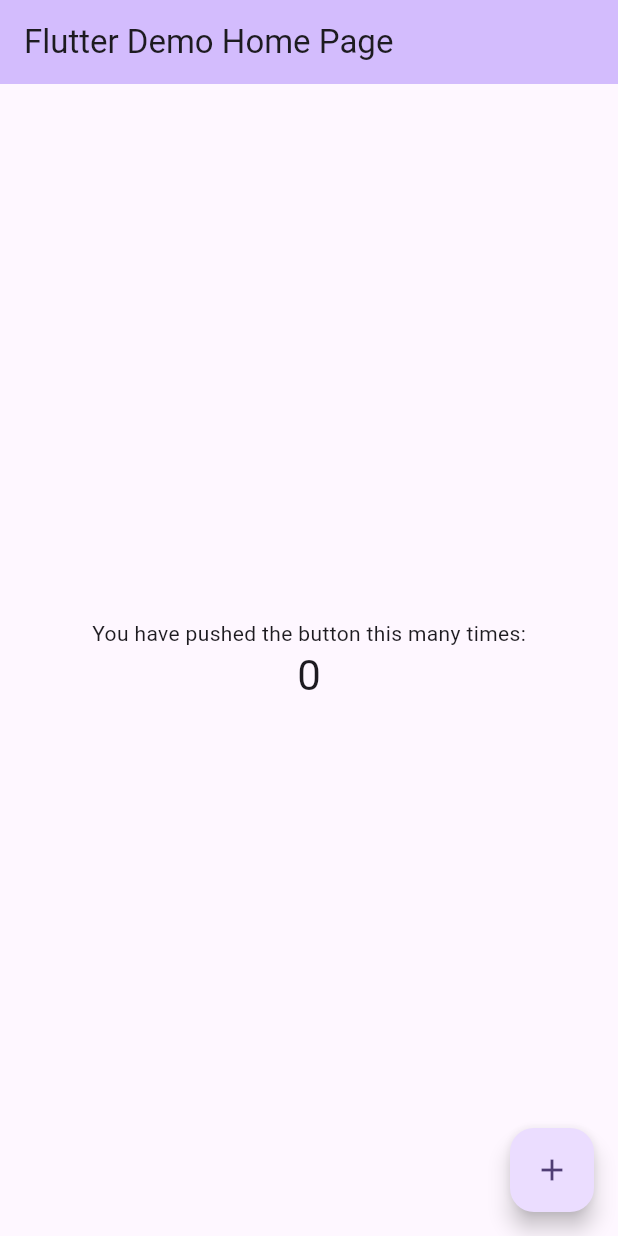
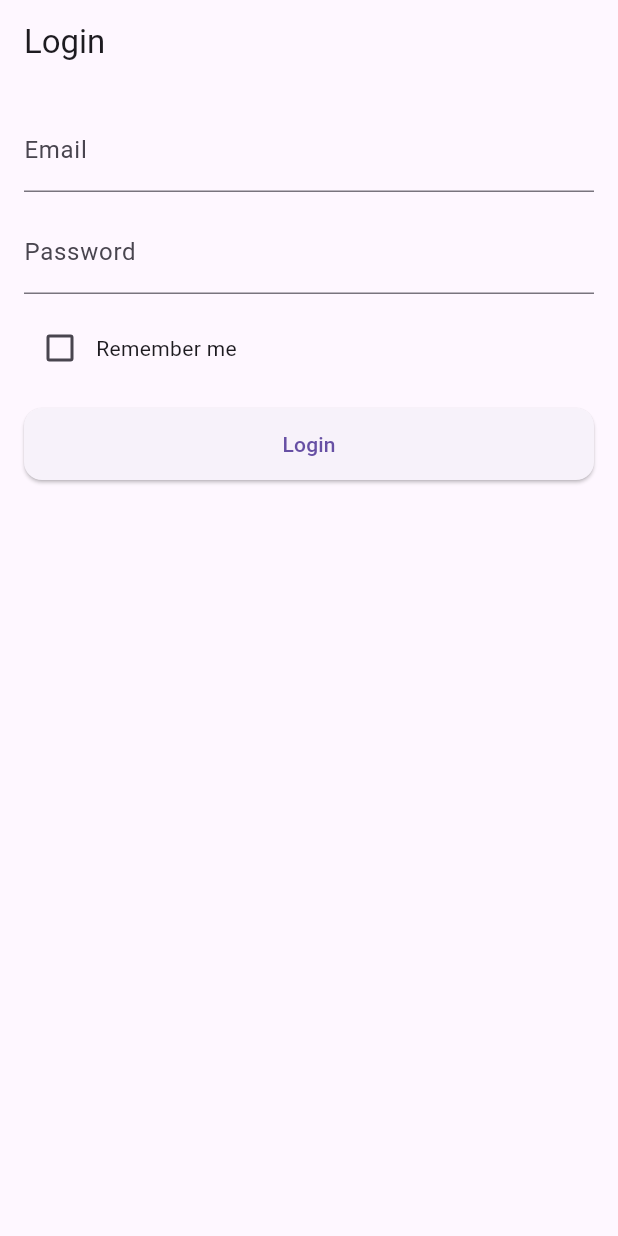
Before and after one commit to shehansugathapala/sample_login_using_bloc, a Flutter app: the screen it shows after launch, on a phone screen of 412 x 824 dp. Run offline on Flutter 3.47's test engine with Material 3 defaults, Android fonts, the phone set to English and light mode, and no system bars; our stand-ins replace dio, equatable, flutter_bloc, flutter_secure_storage.

Commit message:
Fix login 403 issue and add API key header

```diff
--- /dev/null
+++ b/lib/core/error/failures.dart
@@ -0,0 +1,4 @@
+class Failure {
+  final String message;
+  const Failure(this.message);
+}
--- /dev/null
+++ b/lib/features/auth/data/datasources/auth_remote_datasource.dart
@@ -0,0 +1,18 @@
+import 'package:dio/dio.dart';
+import 'package:login_application/core/network/api_client.dart';
+import 'package:login_application/features/auth/data/models/login_response_model.dart';
+
+import '../models/login_request_model.dart';
+
+class AuthRemoteDatasource {
+  final ApiClient apiClient;
+  AuthRemoteDatasource(this.apiClient);
+
+  Future<LoginResponseModel> login(LoginRequestModel request) async {
+    final Response res = await apiClient.dio.post(
+      '/api/login',
+      data: request.toJson(),
+    );
+    return LoginResponseModel.fromJson(res.data as Map<String, dynamic>);
+  }
+}
--- /dev/null
+++ b/lib/features/auth/data/models/login_request_model.dart
@@ -0,0 +1,8 @@
+class LoginRequestModel {
+  final String email;
+  final String password;
+
+  LoginRequestModel({required this.email, required this.password});
+
+  Map<String, dynamic> toJson() => {"email": email, "password": password};
+}
--- /dev/null
+++ b/lib/features/auth/data/repositories/auth_repository_impl.dart
@@ -0,0 +1,36 @@
+import 'package:dio/dio.dart';
+
+import '../../../../core/error/failures.dart';
+import '../../domain/entities/login_response.dart';
+import '../../domain/repositories/auth_repository.dart';
+import '../datasources/auth_remote_datasource.dart';
+import '../models/login_request_model.dart';
+
+class AuthRepositoryImpl implements AuthRepository {
+  final AuthRemoteDatasource remote;
+
+  AuthRepositoryImpl(this.remote);
+
+  @override
+  Future<(LoginResponse? data, Failure? failure)> login({
+    required String email,
+    required String password,
+  }) async {
+    try {
+      final model = await remote.login(
+        LoginRequestModel(email: email, password: password),
+      );
+
+      print('✅ LOGIN SUCCESS — TOKEN: ${model.token}');
+
+      return (LoginResponse(token: model.token), null);
+
+    } on DioException catch (e) {
+      final status = e.response?.statusCode;
+      final data = e.response?.data;
+      return (null, Failure("Login failed ($status): ${data ?? e.message}"));
+    } catch (e) {
+      return (null, Failure("Login failed: $e"));
+    }
+  }
+}
--- /dev/null
+++ b/lib/features/auth/domain/entities/login_response.dart
@@ -0,0 +1,4 @@
+class LoginResponse {
+  final String token ;
+  const LoginResponse({required this.token});
+}
--- /dev/null
+++ b/lib/features/auth/domain/repositories/auth_repository.dart
@@ -0,0 +1,10 @@
+import '../../presentation/widgets/primary_button.dart';
+import '../entities/login_response.dart';
+import '../../../../core/error/failures.dart';
+
+abstract class AuthRepository {
+  Future<(LoginResponse? data, Failure? failure)> login({
+    required String email,
+    required String password,
+  });
+}
--- /dev/null
+++ b/lib/features/auth/domain/usecases/login_usecase.dart
@@ -0,0 +1,18 @@
+import 'package:login_application/features/auth/domain/repositories/auth_repository.dart';
+
+import '../../../../core/error/failures.dart';
+import '../../presentation/widgets/primary_button.dart';
+import '../entities/login_response.dart';
+import '../repositories/auth_repository.dart';
+
+class LoginUseCase {
+  final AuthRepository repo;
+  LoginUseCase(this.repo);
+
+  Future<(LoginResponse? data, Failure? failure)> call({
+    required String email,
+    required String password,
+  }) {
+    return repo.login(email: email, password: password);
+  }
+}
--- /dev/null
+++ b/lib/features/auth/presentation/bloc/login_bloc.dart
@@ -0,0 +1,60 @@
+import 'package:flutter_bloc/flutter_bloc.dart';
+import 'package:flutter_secure_storage/flutter_secure_storage.dart';
+import '../../domain/usecases/login_usecase.dart';
+import 'login_event.dart';
+import 'login_state.dart';
+
+class LoginBloc extends Bloc<LoginEvent, LoginState> {
+  final LoginUseCase loginUseCase;
+  final FlutterSecureStorage secureStorage;
+
+  LoginBloc({
+    required this.loginUseCase,
+    required this.secureStorage,
+  }) : super(LoginState.initial()) {
+    on<LoginSubmitted>(_onLoginSubmitted);
+  }
+
+  Future<void> _onLoginSubmitted(
+      LoginSubmitted event,
+      Emitter<LoginState> emit,
+      ) async {
+    // validation
+    if (!event.email.contains('@')) {
+      emit(state.copyWith(
+        status: LoginStatus.failure,
+        errorMessage: 'Invalid email address.',
+      ));
+      return;
+    }
+    if (event.password.length < 6) {
+      emit(state.copyWith(
+        status: LoginStatus.failure,
+        errorMessage: 'Password must be at least 6 characters.',
+      ));
+      return;
+    }
+
+    emit(state.copyWith(status: LoginStatus.loading, errorMessage: ''));
+
+    final (data, failure) = await loginUseCase(
+      email: event.email,
+      password: event.password,
+    );
+
+    if (failure != null) {
+      emit(state.copyWith(
+        status: LoginStatus.failure,
+        errorMessage: failure.message,
+      ));
+      return;
+    }
+
+    final token = data?.token ?? '';
+    if (event.rememberMe) {
+      await secureStorage.write(key: 'token', value: token);
+    }
+
+    emit(state.copyWith(status: LoginStatus.success, token: token));
+  }
+}
--- /dev/null
+++ b/lib/features/auth/presentation/bloc/login_event.dart
@@ -0,0 +1,22 @@
+import 'package:equatable/equatable.dart';
+
+abstract class LoginEvent extends Equatable {
+  const LoginEvent();
+  @override
+  List<Object?> get props => [];
+}
+
+class LoginSubmitted extends LoginEvent {
+  final String email;
+  final String password;
+  final bool rememberMe;
+
+  const LoginSubmitted({
+    required this.email,
+    required this.password,
+    required this.rememberMe,
+  });
+
+  @override
+  List<Object?> get props => [email, password, rememberMe];
+}
--- /dev/null
+++ b/lib/features/auth/presentation/bloc/login_state.dart
@@ -0,0 +1,32 @@
+import 'package:equatable/equatable.dart';
+
+enum LoginStatus { initial, loading, success, failure }
+
+class LoginState extends Equatable {
+  final LoginStatus status;
+  final String token;
+  final String errorMessage;
+
+  const LoginState({
+    required this.status,
+    this.token = '',
+    this.errorMessage = '',
+  });
+
+  factory LoginState.initial() => const LoginState(status: LoginStatus.initial);
+
+  LoginState copyWith({
+    LoginStatus? status,
+    String? token,
+    String? errorMessage,
+  }) {
+    return LoginState(
+      status: status ?? this.status,
+      token: token ?? this.token,
+      errorMessage: errorMessage ?? this.errorMessage,
+    );
+  }
+
+  @override
+  List<Object?> get props => [status, token, errorMessage];
+}
--- /dev/null
+++ b/lib/features/auth/presentation/pages/login_page.dart
@@ -0,0 +1,92 @@
+import 'package:flutter/material.dart';
+import 'package:flutter_bloc/flutter_bloc.dart';
+import '../bloc/login_bloc.dart';
+import '../bloc/login_event.dart';
+import '../bloc/login_state.dart';
+import '../widgets/primary_button.dart';
+
+class LoginPage extends StatefulWidget {
+  const LoginPage({super.key});
+
+  @override
+  State<LoginPage> createState() => _LoginPageState();
+}
+
+class _LoginPageState extends State<LoginPage> {
+  final emailCtrl = TextEditingController();
+  final passCtrl = TextEditingController();
+  bool rememberMe = false;
+
+  @override
+  void dispose() {
+    emailCtrl.dispose();
+    passCtrl.dispose();
+    super.dispose();
+  }
+
+  @override
+  Widget build(BuildContext context) {
+    return Scaffold(
+      appBar: AppBar(title: const Text('Login')),
+      body: Padding(
+        padding: const EdgeInsets.all(16),
+        child: BlocConsumer<LoginBloc, LoginState>(
+          listener: (context, state) {
+            if (state.status == LoginStatus.failure) {
+              ScaffoldMessenger.of(context).showSnackBar(
+                SnackBar(content: Text(state.errorMessage)),
+              );
+            }
+            if (state.status == LoginStatus.success) {
+              ScaffoldMessenger.of(context).showSnackBar(
+                SnackBar(content: Text('Login success. Token: ${state.token}')),
+              );
+            }
+          },
+          builder: (context, state) {
+            final isLoading = state.status == LoginStatus.loading;
+
+            return Column(
+              crossAxisAlignment: CrossAxisAlignment.start,
+              children: [
+                TextField(
+                  controller: emailCtrl,
+                  decoration: const InputDecoration(labelText: 'Email'),
+                  keyboardType: TextInputType.emailAddress,
+                ),
+                const SizedBox(height: 12),
+                TextField(
+                  controller: passCtrl,
+                  decoration: const InputDecoration(labelText: 'Password'),
+                  obscureText: true,
+                ),
+                const SizedBox(height: 12),
+                Row(
+                  children: [
+                    Checkbox(
+                      value: rememberMe,
+                      onChanged: (v) => setState(() => rememberMe = v ?? false),
+                    ),
+                    const Text('Remember me'),
+                  ],
+                ),
+                const SizedBox(height: 16),
+                PrimaryButton(
+                  title: 'Login',
+                  isLoading: isLoading,
+                  onPressed: () {
+                    context.read<LoginBloc>().add(LoginSubmitted(
+                      email: emailCtrl.text.trim(),
+                      password: passCtrl.text.trim(),
+                      rememberMe: rememberMe,
+                    ));
+                  },
+                ),
+              ],
+            );
+          },
+        ),
+      ),
+    );
+  }
+}
--- /dev/null
+++ b/lib/features/auth/presentation/widgets/primary_button.dart
@@ -0,0 +1,37 @@
+import 'package:flutter/material.dart';
+
+class PrimaryButton extends StatelessWidget {
+  final String title;
+  final VoidCallback? onPressed;
+  final bool isLoading;
+
+  const PrimaryButton({
+    super.key,
+    required this.title,
+    required this.onPressed,
+    this.isLoading = false,
+  });
+
+  @override
+  Widget build(BuildContext context) {
+    return SizedBox(
+      width: double.infinity,
+      height: 48,
+      child: ElevatedButton(
+        onPressed: isLoading ? null : onPressed,
+        style: ElevatedButton.styleFrom(
+          shape: RoundedRectangleBorder(
+            borderRadius: BorderRadius.circular(12),
+          ),
+        ),
+        child: isLoading
+            ? const SizedBox(
+          width: 18,
+          height: 18,
+          child: CircularProgressIndicator(strokeWidth: 2),
+        )
+            : Text(title),
+      ),
+    );
+  }
+}
--- a/lib/main.dart
+++ b/lib/main.dart
@@ -1,121 +1,46 @@
 import 'package:flutter/material.dart';
+import 'package:flutter_bloc/flutter_bloc.dart';
+import 'package:flutter_secure_storage/flutter_secure_storage.dart';
+
+import 'core/network/api_client.dart';
+import 'features/auth/data/datasources/auth_remote_datasource.dart';
+import 'features/auth/data/repositories/auth_repository_impl.dart';
+import 'features/auth/domain/usecases/login_usecase.dart';
+import 'features/auth/presentation/bloc/login_bloc.dart';
+import 'features/auth/presentation/pages/login_page.dart';
 
 void main() {
-  runApp(const MyApp());
+  final apiClient = ApiClient();
+  final remote = AuthRemoteDatasource(apiClient);
+  final repo = AuthRepositoryImpl(remote);
+  final useCase = LoginUseCase(repo);
+  const secureStorage = FlutterSecureStorage();
+
+  runApp(MyApp(
+    loginUseCase: useCase,
+    secureStorage: secureStorage,
+  ));
 }
 
 class MyApp extends StatelessWidget {
-  const MyApp({super.key});
+  final LoginUseCase loginUseCase;
+  final FlutterSecureStorage secureStorage;
 
-  // This widget is the root of your application.
+  const MyApp({
+    super.key,
+    required this.loginUseCase,
+    required this.secureStorage,
+  });
+
   @override
   Widget build(BuildContext context) {
     return MaterialApp(
-      title: 'Flutter Demo',
-      theme: ThemeData(
-        // This is the theme of your application.
-        //
-        // TRY THIS: Try running your application with "flutter run". You'll see
-        // the application has a purple toolbar. Then, without quitting the app,
-        // try changing the seedColor in the colorScheme below to Colors.green
-        // and then invoke "hot reload" (save your changes or press the "hot
-        // reload" button in a Flutter-supported IDE, or press "r" if you used
-        // the command line to start the app).
-        //
-        // Notice that the counter didn't reset back to zero; the application
-        // state is not lost during the reload. To reset the state, use hot
-        // restart instead.
-        //
-        // This works for code too, not just values: Most code changes can be
-        // tested with just a hot reload.
-        colorScheme: .fromSeed(seedColor: Colors.deepPurple),
-      ),
-      home: const MyHomePage(title: 'Flutter Demo Home Page'),
-    );
-  }
-}
-
-class MyHomePage extends StatefulWidget {
-  const MyHomePage({super.key, required this.title});
-
-  // This widget is the home page of your application. It is stateful, meaning
-  // that it has a State object (defined below) that contains fields that affect
-  // how it looks.
-
-  // This class is the configuration for the state. It holds the values (in this
-  // case the title) provided by the parent (in this case the App widget) and
-  // used by the build method of the State. Fields in a Widget subclass are
-  // always marked "final".
-
-  final String title;
-
-  @override
-  State<MyHomePage> createState() => _MyHomePageState();
-}
-
-class _MyHomePageState extends State<MyHomePage> {
-  int _counter = 0;
-
-  void _incrementCounter() {
-    setState(() {
-      // This call to setState tells the Flutter framework that something has
-      // changed in this State, which causes it to rerun the build method below
-      // so that the display can reflect the updated values. If we changed
-      // _counter without calling setState(), then the build method would not be
-      // called again, and so nothing would appear to happen.
-      _counter++;
-    });
-  }
-
-  @override
-  Widget build(BuildContext context) {
-    // This method is rerun every time setState is called, for instance as done
-    // by the _incrementCounter method above.
-    //
-    // The Flutter framework has been optimized to make rerunning build methods
-    // fast, so that you can just rebuild anything that needs updating rather
-    // than having to individually change instances of widgets.
-    return Scaffold(
-      appBar: AppBar(
-        // TRY THIS: Try changing the color here to a specific color (to
-        // Colors.amber, perhaps?) and trigger a hot reload to see the AppBar
-        // change color while the other colors stay the same.
-        backgroundColor: Theme.of(context).colorScheme.inversePrimary,
-        // Here we take the value from the MyHomePage object that was created by
-        // the App.build method, and use it to set our appbar title.
-        title: Text(widget.title),
-      ),
-      body: Center(
-        // Center is a layout widget. It takes a single child and positions it
-        // in the middle of the parent.
-        child: Column(
-          // Column is also a layout widget. It takes a list of children and
-          // arranges them vertically. By default, it sizes itself to fit its
-          // children horizontally, and tries to be as tall as its parent.
-          //
-          // Column has various properties to control how it sizes itself and
-          // how it positions its children. Here we use mainAxisAlignment to
-          // center the children vertically; the main axis here is the vertical
-          // axis because Columns are vertical (the cross axis would be
-          // horizontal).
-          //
-          // TRY THIS: Invoke "debug painting" (choose the "Toggle Debug Paint"
-          // action in the IDE, or press "p" in the console), to see the
-          // wireframe for each widget.
-          mainAxisAlignment: .center,
-          children: [
-            const Text('You have pushed the button this many times:'),
-            Text(
-              '$_counter',
-              style: Theme.of(context).textTheme.headlineMedium,
-            ),
-          ],
+      home: BlocProvider(
+        create: (_) => LoginBloc(
+          loginUseCase: loginUseCase,
+          secureStorage: secureStorage,
         ),
-      ),
-      floatingActionButton: FloatingActionButton(
-        onPressed: _incrementCounter,
-        tooltip: 'Increment',
-        child: const Icon(Icons.add),
+        child: const LoginPage(),
       ),
     );
   }
```
Also changed, not shown: lib/core/network/api_client.dart (added, +19 -0 lines), lib/features/auth/data/models/login_response_model.dart (added, +9 -0 lines), pubspec.yaml (+4 -3 lines), pubspec.lock, 14 other files.
